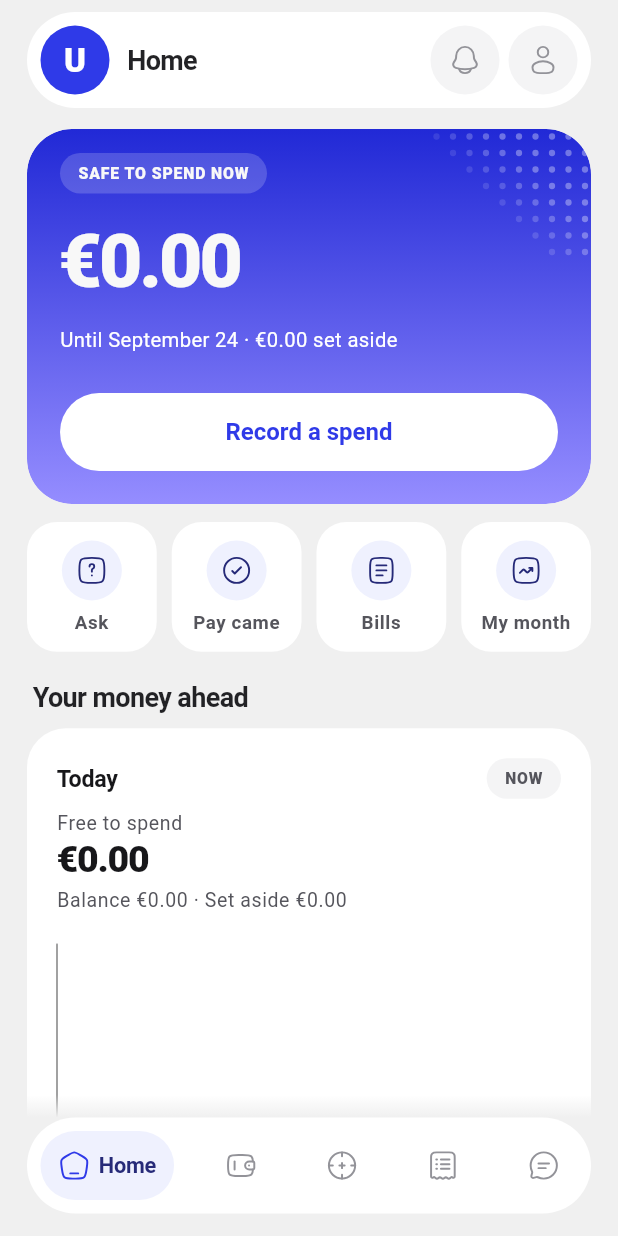
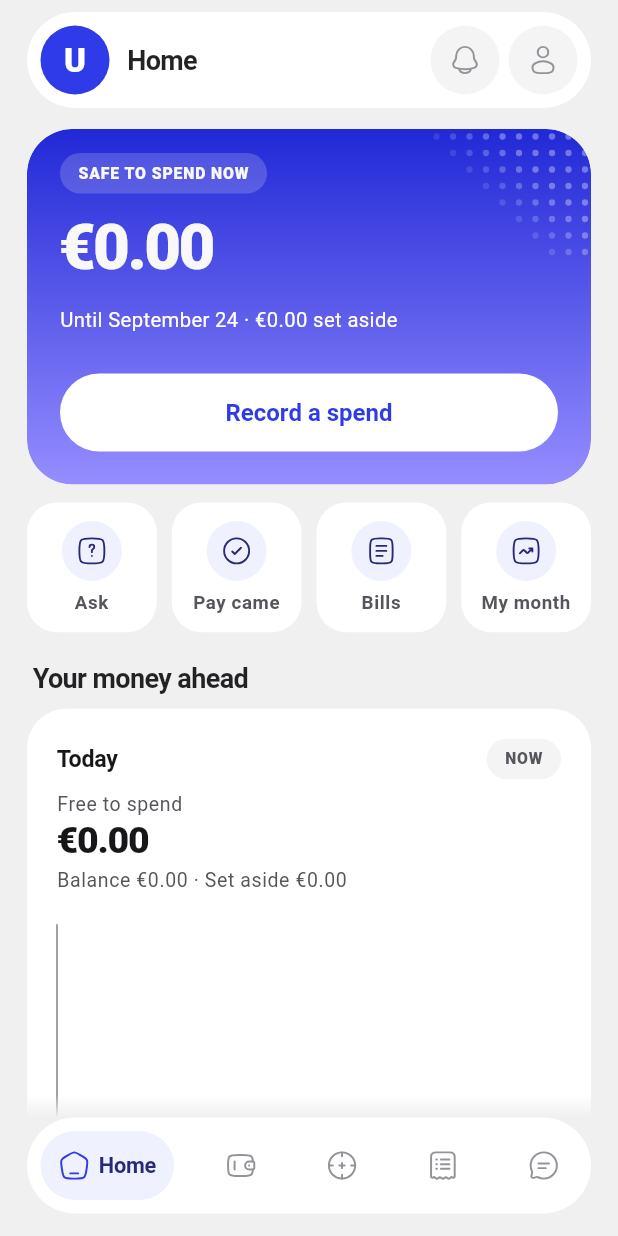
Before and after one commit to sajjadbabamaleki-lgtm/upino, a Flutter app: the HomeScreen screen opened directly with empty values, on a phone screen of 412 x 824 dp. Run offline on Flutter 3.47's test engine with Material 3 defaults, Android fonts, the phone set to English and light mode, and no system bars; our stand-ins replace file_picker, flutter_local_notifications, flutter_svg, image_picker, share_plus, speech_to_text and 1 more; missing offline and left inert: cryptography, home_widget.

Commit message:
A shorter hero: smaller figure, even spacing
The Safe-to-Spend figure is 15% smaller (42.5 from 50) with a tight line
box. The badge, the figure and the line under it now sit 22 apart as
measured on screen, the same as the button's distance from the card's
bottom edge. The card is 13 pixels shorter.

Co-Authored-By: Claude Opus 5.5 <noreply@anthropic.com>
Claude-Session: https://claude.ai/code/session_01EPeHDspARvZmrMak7awjUc

```diff
--- a/app/lib/widgets/sts_hero.dart
+++ b/app/lib/widgets/sts_hero.dart
@@ -98,9 +98,11 @@ class _GradientHero extends StatelessWidget {
             background: const Color(0x2EFFFFFF),
             foreground: UpinoTokens.textOnInverse,
           ),
-          const SizedBox(height: 16),
+          // Measured so the badge, the figure and the line under it sit 22
+          // apart, the same as the button's distance from the card's edge.
+          const SizedBox(height: 14),
           _Figure(snapshot.safeToSpendNow, color: UpinoTokens.textOnInverse),
-          const SizedBox(height: 14),
+          const SizedBox(height: 18),
           _HeroMeta(
             l.heroUntilSetAside(
               formatDate(context, snapshot.decisionHorizonEnd),
@@ -388,10 +390,15 @@ class _Figure extends StatelessWidget {
         alignment: Alignment.centerLeft,
         child: Text(
           amount.display(),
-          style: Theme.of(context)
-              .textTheme
-              .displayLarge
-              ?.copyWith(color: color, fontFeatures: moneyFeatures),
+          // 15% under the display size, with a tight line box so the space
+          // around the figure is the space set around it, not font leading.
+          style: Theme.of(context).textTheme.displayLarge?.copyWith(
+                color: color,
+                fontFeatures: moneyFeatures,
+                fontSize: 42.5,
+                letterSpacing: -1.7,
+                height: 1.0,
+              ),
         ),
       );
 }
```
Also changed, not shown: 7 other files.
